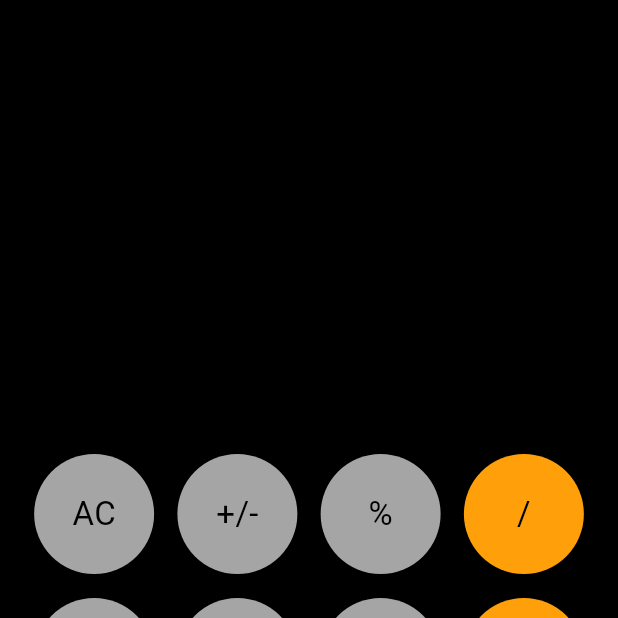
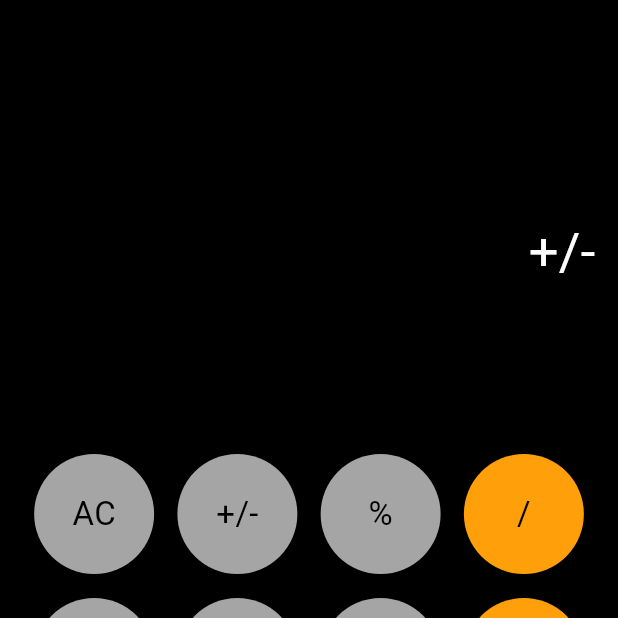
Before and after one commit to Yousafmanan/calculator_app, a Flutter app: the screen it shows after launch, after a tap on "AC", after a tap on "+/-", on a phone screen of 412 x 824 dp, the top half of it. Run offline on Flutter 3.47's test engine with Material 3 defaults, Android fonts, the phone set to English and light mode, and no system bars; our stand-ins replace math_expressions.

Commit message:
changed text color to white

```diff
--- a/lib/screens/home_screen.dart
+++ b/lib/screens/home_screen.dart
@@ -33,13 +33,13 @@ class _HomeScreenState extends State<HomeScreen> {
                         alignment: Alignment.bottomRight,
                         child: Text(
                           userInput.toString(),
-                          style: TextStyle(fontSize: 35, color: Colors.black),
+                          style: TextStyle(fontSize: 35, color: Colors.white),
                         ),
                       ),
                       SizedBox(height: 15,),
                       Text(
                         answer.toString(),
-                        style: TextStyle(fontSize: 40, color: Colors.black),
+                        style: TextStyle(fontSize: 40, color: Colors.white),
                       ),
                     ],
                   ),
```
